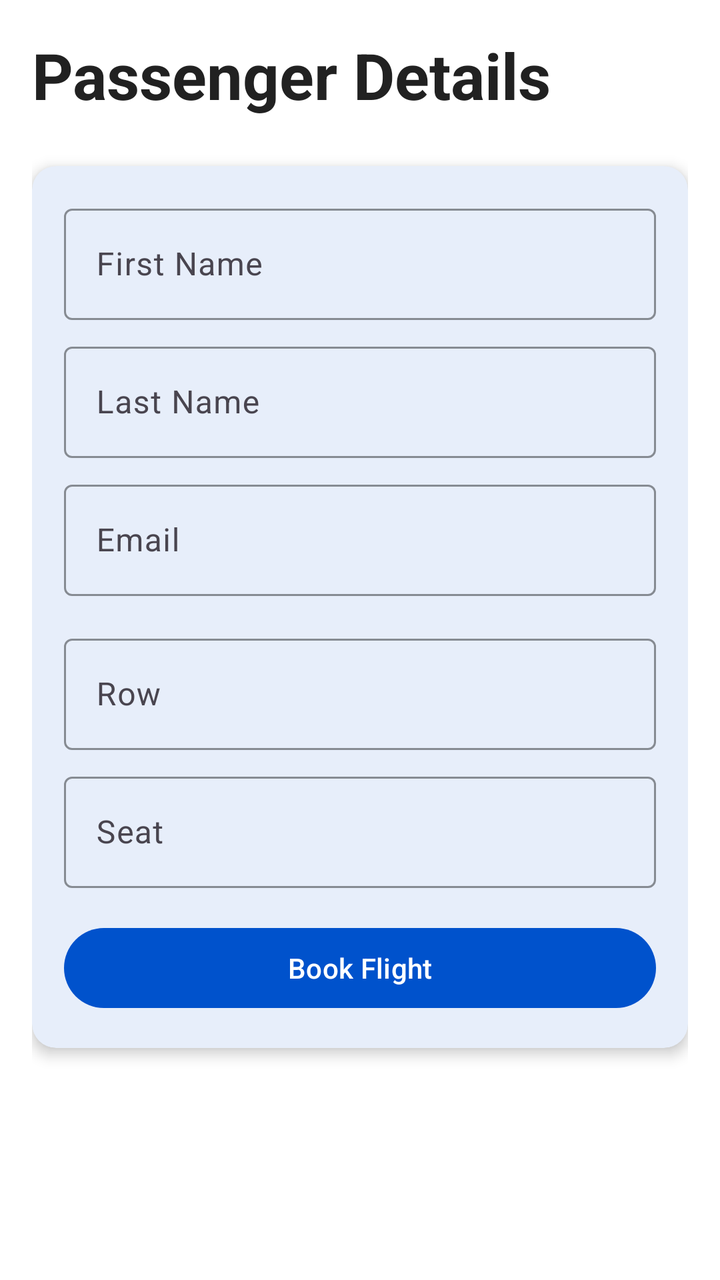
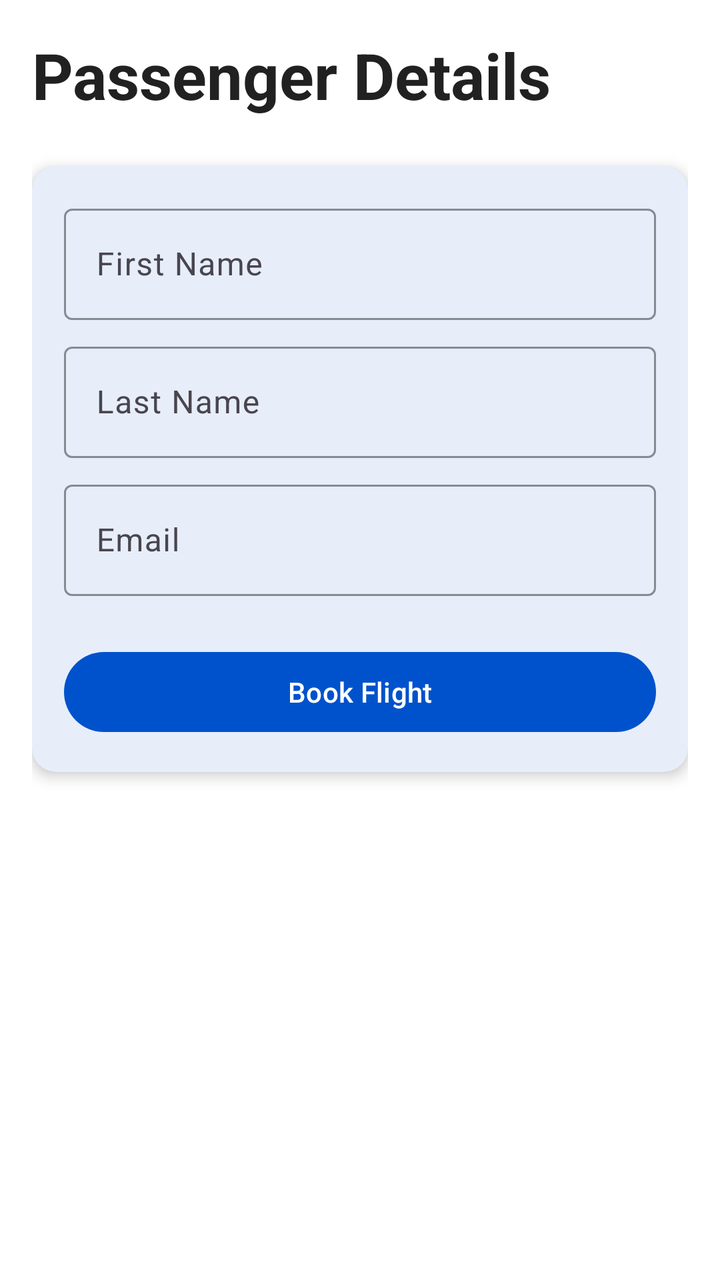

Two renders of the same Android screen: before a commit and after it. Below are the layout's source before the change and the commit's diff.
<!-- AndroidManifest.xml: application theme Theme.UkrainianAirlines -->
<!-- res/layout/fragment_booking.xml -->
<?xml version="1.0" encoding="utf-8"?>
<ScrollView xmlns:android="http://schemas.android.com/apk/res/android"
    xmlns:app="http://schemas.android.com/apk/res-auto"
    xmlns:tools="http://schemas.android.com/tools"
    android:layout_width="match_parent"
    android:layout_height="match_parent"
    android:background="@color/background"
    android:fillViewport="true"
    tools:context=".ui.screens.BookingFragment">

    <LinearLayout
        android:layout_width="match_parent"
        android:layout_height="wrap_content"
        android:orientation="vertical"
        android:padding="16dp">

        
        <TextView
            android:layout_width="match_parent"
            android:layout_height="wrap_content"
            android:layout_marginBottom="24dp"
            android:text="@string/passenger_details"
            android:textAppearance="@style/TextAppearance.UkrainianAirlines.Headline1"
            android:textColor="@color/text_primary" />

        
        <com.google.android.material.card.MaterialCardView
            style="@style/Card.UkrainianAirlines"
            android:layout_width="match_parent"
            android:layout_height="wrap_content"
            android:layout_marginBottom="16dp">

            <LinearLayout
                android:layout_width="match_parent"
                android:layout_height="wrap_content"
                android:orientation="vertical"
                android:padding="16dp">

                
                <com.google.android.material.textfield.TextInputLayout
                    style="@style/TextInput.UkrainianAirlines"
                    android:layout_width="match_parent"
                    android:layout_height="wrap_content"
                    android:layout_marginBottom="8dp"
                    android:hint="@string/first_name">

                    <com.google.android.material.textfield.TextInputEditText
                        android:id="@+id/first_name_input"
                        android:layout_width="match_parent"
                        android:layout_height="wrap_content"
                        android:inputType="textPersonName|textCapWords" />

                </com.google.android.material.textfield.TextInputLayout>

                
                <com.google.android.material.textfield.TextInputLayout
                    style="@style/TextInput.UkrainianAirlines"
                    android:layout_width="match_parent"
                    android:layout_height="wrap_content"
                    android:layout_marginBottom="8dp"
                    android:hint="@string/last_name">

                    <com.google.android.material.textfield.TextInputEditText
                        android:id="@+id/last_name_input"
                        android:layout_width="match_parent"
                        android:layout_height="wrap_content"
                        android:inputType="textPersonName|textCapWords" />

                </com.google.android.material.textfield.TextInputLayout>

                
                <com.google.android.material.textfield.TextInputLayout
                    style="@style/TextInput.UkrainianAirlines"
                    android:layout_width="match_parent"
                    android:layout_height="wrap_content"
                    android:layout_marginBottom="16dp"
                    android:hint="@string/email">

                    <com.google.android.material.textfield.TextInputEditText
                        android:id="@+id/email_input"
                        android:layout_width="match_parent"
                        android:layout_height="wrap_content"
                        android:inputType="textEmailAddress" />

                </com.google.android.material.textfield.TextInputLayout>

                
                <com.google.android.material.textfield.TextInputLayout
                    style="@style/TextInput.UkrainianAirlines"
                    android:layout_width="match_parent"
                    android:layout_height="wrap_content"
                    android:layout_marginBottom="8dp"
                    android:hint="@string/row">

                    <com.google.android.material.textfield.TextInputEditText
                        android:id="@+id/row_input"
                        android:layout_width="match_parent"
                        android:layout_height="wrap_content"
                        android:inputType="number" />

                </com.google.android.material.textfield.TextInputLayout>

                
                <com.google.android.material.textfield.TextInputLayout
                    style="@style/TextInput.UkrainianAirlines"
                    android:layout_width="match_parent"
                    android:layout_height="wrap_content"
                    android:layout_marginBottom="8dp"
                    android:hint="@string/seat">

                    <com.google.android.material.textfield.TextInputEditText
                        android:id="@+id/seat_input"
                        android:layout_width="match_parent"
                        android:layout_height="wrap_content"
                        android:inputType="number" />

                </com.google.android.material.textfield.TextInputLayout>

                
                <com.google.android.material.button.MaterialButton
                    android:id="@+id/book_button"
                    style="@style/Button.UkrainianAirlines.Primary"
                    android:layout_width="match_parent"
                    android:layout_height="wrap_content"
                    android:layout_marginTop="8dp"
                    android:text="@string/book_flight" />

            </LinearLayout>

        </com.google.android.material.card.MaterialCardView>

        
        <ProgressBar
            android:id="@+id/progress_bar"
            android:layout_width="wrap_content"
            android:layout_height="wrap_content"
            android:layout_gravity="center_horizontal"
            android:visibility="gone" />

    </LinearLayout>

</ScrollView>
<!-- resources referenced by this layout -->
<resources>
  <color name="background">#FFFFFF</color>
  <color name="text_primary">#212121</color>
  <string name="book_flight">Book Flight</string>
  <string name="email">Email</string>
  <string name="first_name">First Name</string>
  <string name="last_name">Last Name</string>
  <string name="passenger_details">Passenger Details</string>
  <string name="row">Row</string>
  <string name="seat">Seat</string>
  <style name="Button.UkrainianAirlines.Primary" parent="Widget.Material3.Button">
          <item name="backgroundTint">@color/primary</item>
          <item name="android:textColor">@color/text_on_primary</item>
      </style>
  <style name="Card.UkrainianAirlines" parent="Widget.Material3.CardView.Elevated">
          <item name="cardBackgroundColor">@color/card_background</item>
          <item name="cardCornerRadius">12dp</item>
          <item name="cardElevation">4dp</item>
      </style>
  <style name="TextAppearance.UkrainianAirlines.Headline1" parent="TextAppearance.Material3.HeadlineLarge">
          <item name="android:textColor">@color/text_primary</item>
          <item name="android:textStyle">bold</item>
      </style>
  <style name="TextInput.UkrainianAirlines" parent="Widget.Material3.TextInputLayout.OutlinedBox">
          <item name="boxStrokeColor">@color/primary</item>
          <item name="hintTextColor">@color/text_hint</item>
      </style>
  <style name="Theme.UkrainianAirlines" parent="Theme.Material3.DayNight">
          
          <item name="colorPrimary">@color/primary</item>
          <item name="colorPrimaryVariant">@color/primary_variant</item>
          <item name="colorOnPrimary">@color/text_on_primary</item>
  
          
          <item name="colorSecondary">@color/secondary</item>
          <item name="colorSecondaryVariant">@color/secondary_variant</item>
          <item name="colorOnSecondary">@color/text_on_secondary</item>
  
          
          <item name="android:statusBarColor" tools:targetApi="l">?attr/colorPrimaryVariant</item>
  
          
          <item name="android:colorBackground">@color/background</item>
          <item name="colorSurface">@color/surface</item>
          <item name="colorOnSurface">@color/text_primary</item>
  
          
          <item name="colorError">@color/error</item>
          <item name="colorOnError">@color/text_on_primary</item>
  
          
          <item name="android:textColorPrimary">@color/text_primary</item>
          <item name="android:textColorSecondary">@color/text_secondary</item>
          <item name="android:textColorHint">@color/text_hint</item>
  
          
          <item name="android:windowLightStatusBar" tools:targetApi="m">true</item>
      </style>
  <color name="primary">#0052CC</color>
  <color name="text_on_primary">#FFFFFF</color>
  <color name="card_background">#FFFFFF</color>
  <color name="text_hint">#BDBDBD</color>
  <color name="primary_variant">#001A4D</color>
  <color name="secondary">#00A699</color>
  <color name="secondary_variant">#004D40</color>
  <color name="text_on_secondary">#FFFFFF</color>
  <color name="surface">#FFFFFF</color>
  <color name="error">#D32F2F</color>
  <color name="text_secondary">#757575</color>
</resources>

<!-- the commit's change to res/layout/fragment_booking.xml (unified diff, before → after) -->
@@ -85,38 +85,6 @@
                 </com.google.android.material.textfield.TextInputLayout>
 
                 
-                <com.google.android.material.textfield.TextInputLayout
-                    style="@style/TextInput.UkrainianAirlines"
-                    android:layout_width="match_parent"
-                    android:layout_height="wrap_content"
-                    android:layout_marginBottom="8dp"
-                    android:hint="@string/row">
-
-                    <com.google.android.material.textfield.TextInputEditText
-                        android:id="@+id/row_input"
-                        android:layout_width="match_parent"
-                        android:layout_height="wrap_content"
-                        android:inputType="number" />
-
-                </com.google.android.material.textfield.TextInputLayout>
-
-                
-                <com.google.android.material.textfield.TextInputLayout
-                    style="@style/TextInput.UkrainianAirlines"
-                    android:layout_width="match_parent"
-                    android:layout_height="wrap_content"
-                    android:layout_marginBottom="8dp"
-                    android:hint="@string/seat">
-
-                    <com.google.android.material.textfield.TextInputEditText
-                        android:id="@+id/seat_input"
-                        android:layout_width="match_parent"
-                        android:layout_height="wrap_content"
-                        android:inputType="number" />
-
-                </com.google.android.material.textfield.TextInputLayout>
-
-                
                 <com.google.android.material.button.MaterialButton
                     android:id="@+id/book_button"
                     style="@style/Button.UkrainianAirlines.Primary"
<!-- resource entries referenced after the edit -->
@@ -7,8 +7,6 @@
   <string name="first_name">First Name</string>
   <string name="last_name">Last Name</string>
   <string name="passenger_details">Passenger Details</string>
-  <string name="row">Row</string>
-  <string name="seat">Seat</string>
   <style name="Button.UkrainianAirlines.Primary" parent="Widget.Material3.Button">
           <item name="backgroundTint">@color/primary</item>
           <item name="android:textColor">@color/text_on_primary</item>
